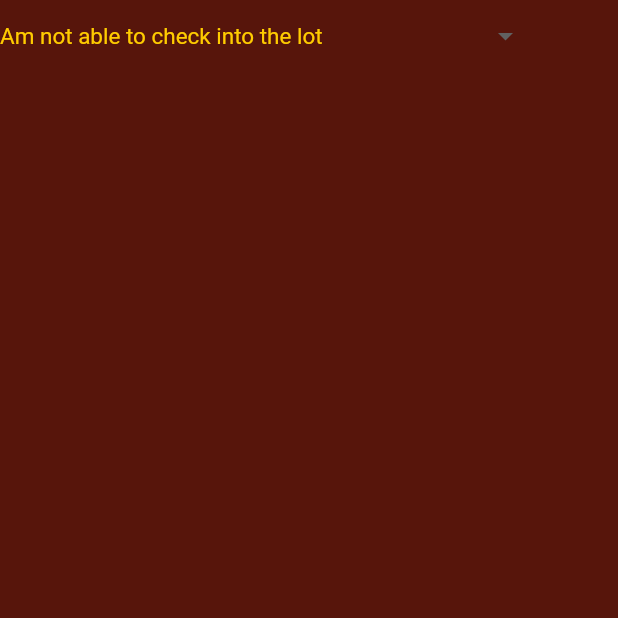
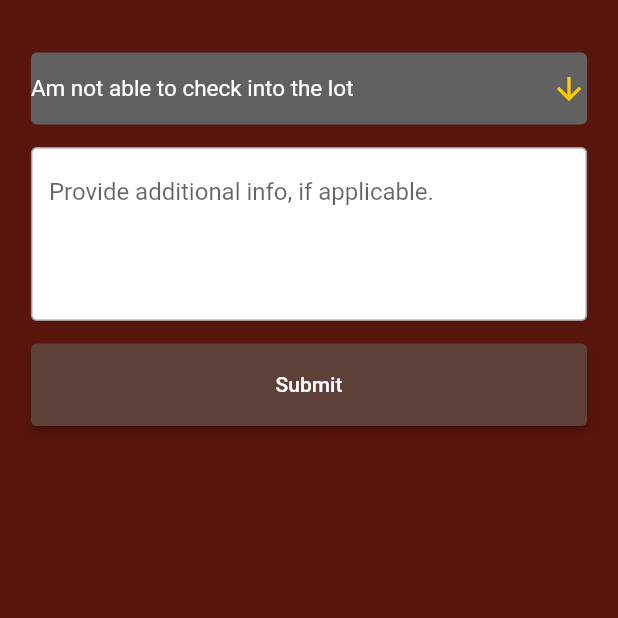
Before and after one commit to MathewTWilliams/RowanParkingApp, a Flutter app: the MyStatefulWidget screen opened directly, on a phone screen of 412 x 824 dp, the top half of it. Run offline on Flutter 3.47's test engine with Material 2 defaults, Android fonts, the light colour scheme and no system bars; our stand-ins replace flutter_secure_storage, settings_ui, shared_preferences; missing offline and left inert: flutter_appauth; accounts and stored records are empty.

Commit message:
bug report page full model

```diff
--- a/rowan_parking_app/lib/content_widgets/bug_report_widget.dart
+++ b/rowan_parking_app/lib/content_widgets/bug_report_widget.dart
@@ -1,5 +1,8 @@
 import 'package:flutter/material.dart';
 import 'package:flutter/cupertino.dart';
+import 'package:flutter/services.dart';
+
+import 'package:rowan_parking_app/api/requests.dart';
 
 void main() => runApp(const MaterialApp(home: BugReportWidget()));
 
@@ -26,13 +29,43 @@ class MyStatefulWidget extends StatefulWidget {
 
 /// This is the private State class that goes with MyStatefulWidget.
 class _MyStatefulWidgetState extends State<MyStatefulWidget> {
+
+  bool bugReported = false;  // We will want to switch to a splash screen once the bug is reported
+
   String dropdownValue = 'Am not able to check into the lot';
+  final List<String> dropdownOptions =
+  [
+    'Am not able to check into the lot',
+    'Am not able to check out of the lot',
+    'Parking lots are not showing up',
+    'Does not show how many available spots are left',
+    'Does not let me log out of the app',
+    'Other'
+  ];
+
+  TextEditingController detailsFieldController = TextEditingController();
 
   @override
   Widget build(BuildContext context) {
-    return DropdownButton<String>(
+    return Scaffold(
+      body: bugReported ? Center(child: const Text("Thank you for your feedback!", style: TextStyle(fontSize: 30), textAlign: TextAlign.center,)) :
+      Column(
+        children: <Widget>
+        [
+          Container(  //Spacing container
+            height: 35,
+          ),
+          Container(
+            decoration: BoxDecoration(color: Theme.of(context).primaryColor, borderRadius: BorderRadius.circular(4)),
+            width: MediaQuery.of(context).size.width * 0.9,
+            child: DropdownButton<String>(
               value: dropdownValue,
-      style: const TextStyle(color: Color(0xFFFFCC00),fontSize: 15),
+              isExpanded: true,
+              dropdownColor: Theme.of(context).primaryColor,
+              iconEnabledColor: Theme.of(context).appBarTheme.backgroundColor,
+              icon: Icon(Icons.arrow_downward),
+              style: TextStyle(color: Theme.of(context).textTheme.bodyText1?.color, fontSize: 15),
+              borderRadius: BorderRadius.circular(4),
               underline: Container(
               ),
               onChanged: (String? newValue) {
@@ -40,13 +73,52 @@ class _MyStatefulWidgetState extends State<MyStatefulWidget> {
                   dropdownValue = newValue!;
                 });
               },
-      items: <String>['Am not able to check into the lot','Am not able to check out of the lot','Parking lots are not showing up','Does not show how many available spots are left','Does not let me log out of the app','Other']
+              items: dropdownOptions
                   .map<DropdownMenuItem<String>>((String value) {
                 return DropdownMenuItem<String>(
                   value: value,
-          child: Text(value),
+                  child: Text(value,),
                 );
               }).toList(),
+              hint: Text ("Select an issue")
+            )
+          ),
+          Container(  //Spacing container
+            height: 15,
+          ),
+          Container(
+            decoration: BoxDecoration(color: Colors.white, borderRadius: BorderRadius.circular(4)),
+            width: MediaQuery.of(context).size.width * 0.9,
+            child: TextField(
+              minLines: 4,
+              maxLines: 8,
+              textCapitalization: TextCapitalization.sentences,
+              controller: detailsFieldController,
+              decoration: InputDecoration(
+                border: OutlineInputBorder(),
+                hintText: "Provide additional info, if applicable."
+              ),
+            )
+          ),
+          Container(  //Spacing container
+            height: 15,
+          ),
+          Container(
+            width: MediaQuery.of(context).size.width * 0.9,
+            height: 55,
+            child: ElevatedButton(
+              child: Text("Submit", textAlign: TextAlign.center,),
+              onPressed: () {
+                setState(() {
+                  Requests.sendBugReport("$dropdownValue: ${detailsFieldController.text}");
+                  bugReported = true;
+                });
+              },
+            )
+          ),
+
+        ]
+      )
     );
   }
 }
--- a/rowan_parking_app/lib/main.dart
+++ b/rowan_parking_app/lib/main.dart
@@ -135,6 +135,7 @@ class _MyAppState extends State<MyApp> {
   @override
   Widget build(BuildContext context) {
     return MaterialApp(
+        debugShowCheckedModeBanner: false,
         title: 'Rowan Parking App',
         theme: appTheme,
         home: Scaffold(
@@ -283,6 +284,7 @@ class _MyAppState extends State<MyApp> {
   static ThemeData appTheme = ThemeData(
     appBarTheme: AppBarTheme(backgroundColor: Color(0xFFFFCC00)),
     canvasColor: Color(0xFF57150B),
+    primaryColor: Colors.grey[700],
     cardTheme: CardTheme(color: Colors.grey[700]), // Button background
     textTheme: TextTheme(
         bodyText1: TextStyle(color: Colors.white), // Nav drawer labels
@@ -290,5 +292,6 @@ class _MyAppState extends State<MyApp> {
     buttonTheme: ButtonThemeData(buttonColor: Colors.brown[700]),
     elevatedButtonTheme: ElevatedButtonThemeData(
         style: ElevatedButton.styleFrom(primary: Colors.brown[700])),
+
   );
 }
```
Also changed, not shown: rowan_parking_app/lib/api/requests.dart (+25 -8 lines). Lines whose indentation alone changed are shown as unchanged.
